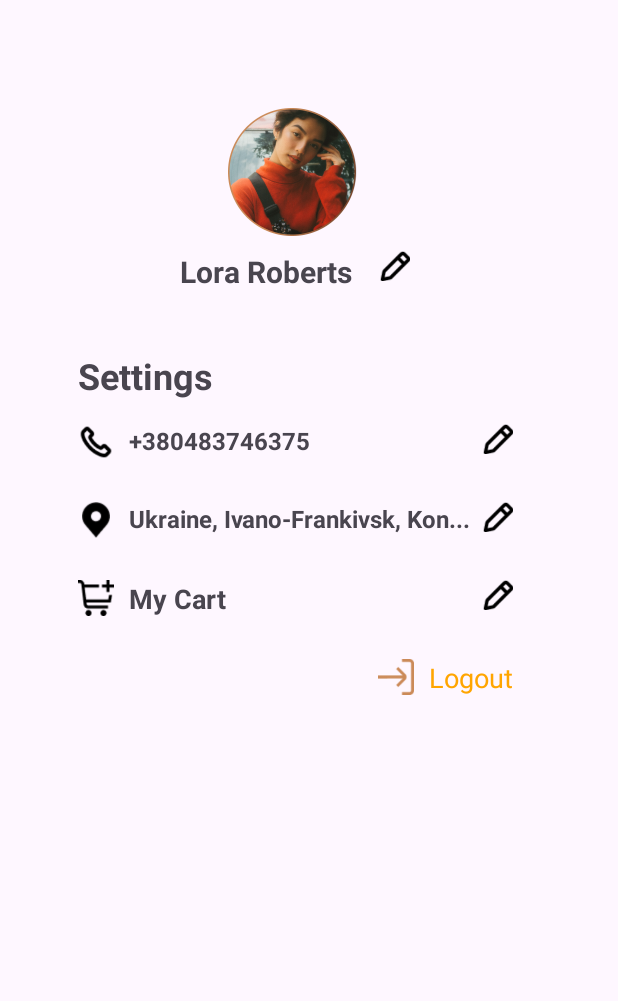
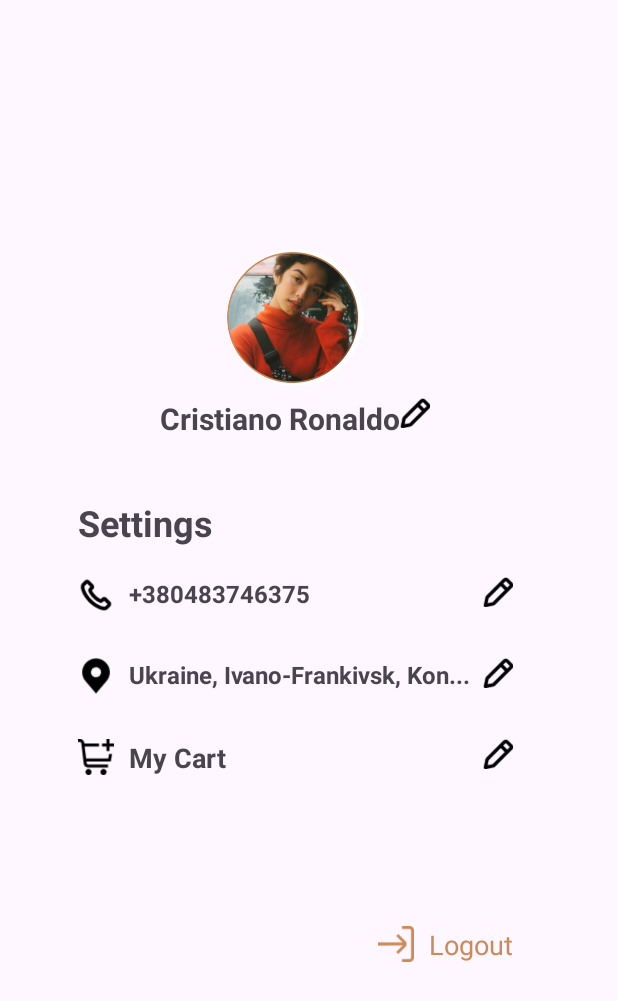
Before and after one commit to mitiie/android_app_final, an Android app: the layout activity_profile.xml on its own in the app's theme, with its tools: preview values and no code run, on a phone screen of 412 x 824 dp. Shown: the top 1001 px of the screen. Run offline under Robolectric (Android 15) with nearby library versions, the phone set to English and light mode, and no system bars.

Commit message:
implement profile logic

```diff
--- a/app/build.gradle.kts
+++ b/app/build.gradle.kts
@@ -43,4 +43,6 @@ dependencies {
     androidTestImplementation(libs.espresso.core)
     implementation(platform("com.google.firebase:firebase-bom:33.15.0"))
     implementation("com.google.firebase:firebase-database")
+    implementation ("androidx.cardview:cardview:1.0.0")
+    implementation ("androidx.activity:activity:1.8.0")
 }
--- a/app/src/main/AndroidManifest.xml
+++ b/app/src/main/AndroidManifest.xml
@@ -2,6 +2,7 @@
 <manifest xmlns:android="http://schemas.android.com/apk/res/android"
     xmlns:tools="http://schemas.android.com/tools">
 
+    <uses-permission android:name="android.permission.READ_EXTERNAL_STORAGE" />
     <application
         android:allowBackup="true"
         android:dataExtractionRules="@xml/data_extraction_rules"
--- a/app/src/main/res/layout/activity_profile.xml
+++ b/app/src/main/res/layout/activity_profile.xml
@@ -2,20 +2,30 @@
 <LinearLayout xmlns:android="http://schemas.android.com/apk/res/android"
     android:layout_width="match_parent"
     android:layout_height="match_parent"
+    xmlns:app="http://schemas.android.com/apk/res-auto"
     android:orientation="vertical"
-    android:paddingTop="70dp"
+    android:paddingTop="150dp"
     android:paddingRight="70dp"
     android:paddingLeft="52dp">
 
 
-    <ImageView
-        android:id="@+id/profile_image"
-        android:layout_width="89dp"
-        android:layout_height="89dp"
+    <androidx.cardview.widget.CardView
+        android:layout_width="91dp"
+        android:layout_height="91dp"
         android:layout_gravity="center"
-        android:src="@drawable/ic_profile"
-        android:contentDescription="Profile Picture"
-        android:onClick="changeProfilePicture" />
+        android:layout_marginTop="16dp"
+        app:cardCornerRadius="45.5dp"
+        app:cardElevation="0dp">
+
+        <ImageView
+            android:id="@+id/profile_image"
+            android:layout_width="match_parent"
+            android:layout_height="match_parent"
+            android:contentDescription="Profile Picture"
+            android:onClick="changeProfilePicture"
+            android:src="@drawable/ic_profile"
+            android:scaleType="centerCrop" />
+    </androidx.cardview.widget.CardView>
 
     <LinearLayout
         android:layout_width="wrap_content"
@@ -26,12 +36,13 @@
 
         <TextView
             android:id="@+id/profile_name"
-            android:layout_width="133dp"
+            android:layout_width="0dp"
             android:layout_height="wrap_content"
             android:layout_weight="1"
-            android:text="Lora Roberts"
+            android:text="Cristiano Ronaldo"
             android:textSize="20sp"
-            android:textStyle="bold" />
+            android:textStyle="bold"
+            android:gravity="center" />
 
         <ImageView
             android:layout_width="20dp"
@@ -55,7 +66,7 @@
         android:layout_width="match_parent"
         android:layout_height="wrap_content"
         android:orientation="horizontal"
-        android:layout_marginTop="16dp">
+        android:layout_marginTop="20dp">
 
         <ImageView
             android:layout_width="24dp"
@@ -86,7 +97,7 @@
         android:layout_width="match_parent"
         android:layout_height="wrap_content"
         android:orientation="horizontal"
-        android:layout_marginTop="28dp">
+        android:layout_marginTop="30dp">
 
         <ImageView
             android:layout_width="24dp"
@@ -117,7 +128,7 @@
         android:layout_width="match_parent"
         android:layout_height="wrap_content"
         android:orientation="horizontal"
-        android:layout_marginTop="28dp">
+        android:layout_marginTop="30dp">
 
         <ImageView
             android:layout_width="24dp"
@@ -147,7 +158,7 @@
         android:layout_width="wrap_content"
         android:layout_height="wrap_content"
         android:layout_gravity="end"
-        android:layout_marginTop="28dp"
+        android:layout_marginTop="100dp"
         android:orientation="horizontal">
 
         <ImageView
@@ -161,7 +172,7 @@
             android:layout_height="wrap_content"
             android:text="Logout"
             android:textSize="18sp"
-            android:textColor="#FFA500"
+            android:textColor="#CB8A58"
             android:layout_marginStart="10dp"
             android:onClick="logout" />
     </LinearLayout>
```
Also changed, not shown: app/src/main/java/com/example/androidappfinal/ProfileActivity.java (added, +117 -0 lines), app/src/main/res/layout/custom_dialog_layout.xml (added, +51 -0 lines).
